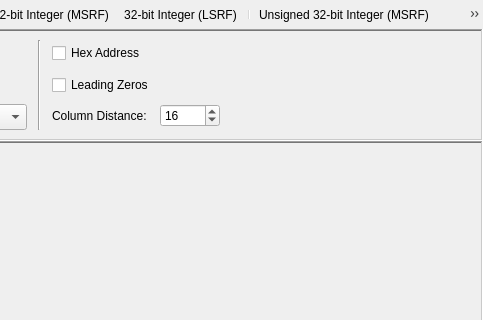
This is src/formdataview.ui in sanny32/OpenModSim as Qt 5 draws it before an edit; both pictures show x 383 to 866 and y 0 to 320 of the 866 by 410 pixel window. The edited form follows.
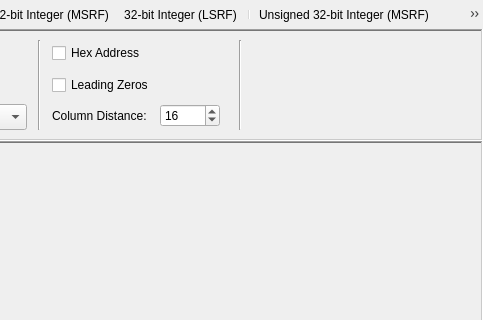
This is the edited form. Icons and pictures are not drawn. Custom widgets are drawn as their Qt base class.

Commit message: fix: Added split line at FormDataView

Patch:
```diff
--- a/src/formdataview.ui
+++ b/src/formdataview.ui
@@ -91,7 +91,7 @@
         <height>116</height>
        </rect>
       </property>
-      <layout class="QHBoxLayout" name="horizontalLayout_3" stretch="0,0,0,0,0,0">
+      <layout class="QHBoxLayout" name="horizontalLayout_3" stretch="0,0,0,0,0,0,0">
        <property name="spacing">
         <number>9</number>
        </property>
@@ -408,6 +408,13 @@
          </layout>
         </widget>
        </item>
+       <item>
+        <widget class="Line" name="line_3">
+         <property name="orientation">
+          <enum>Qt::Orientation::Vertical</enum>
+         </property>
+        </widget>
+       </item>
        <item>
         <spacer name="horizontalSpacer">
          <property name="orientation">
```
The commit also changes 3 other files.
